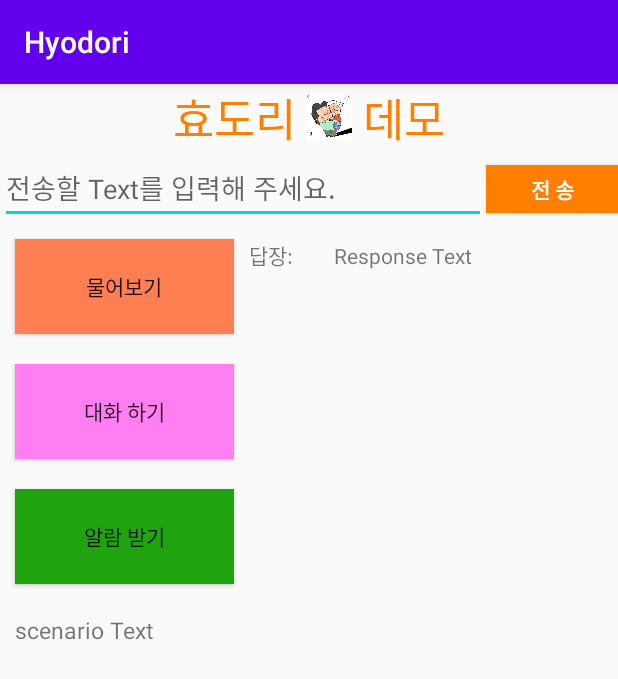
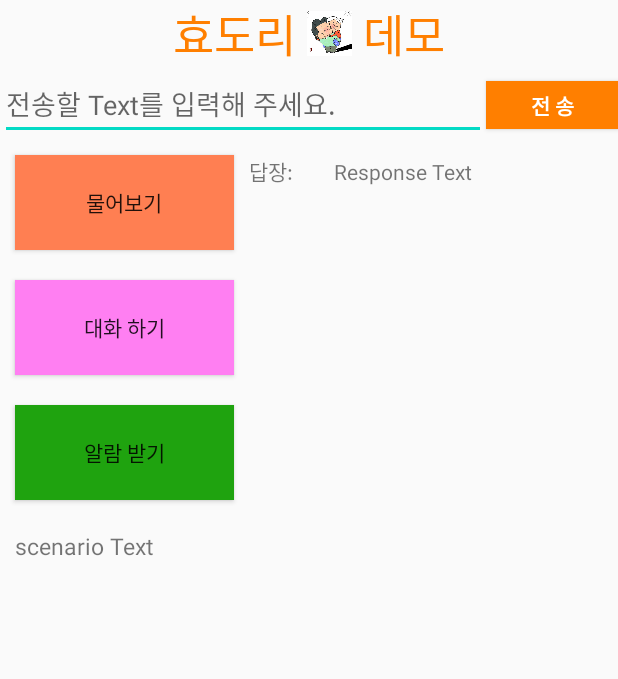
Before and after one commit to dia312/Dialogflow-Android-Project, an Android app: the screen it shows after launch (MainActivity), on a phone screen of 412 x 824 dp. Shown: the top 679 px of the screen. Run offline under Robolectric (Android 15) with nearby library versions, the phone set to English and light mode, and no system bars; libraries missing offline, so code that uses them is left out: com.google.api.gax, com.google.auth.oauth2, com.google.cloud.dialogflow; 6 statements that could not run were skipped.

Commit message:
titlebar Terminate

```diff
--- a/app/src/main/java/com/o2o/hyodori/MainActivity.java
+++ b/app/src/main/java/com/o2o/hyodori/MainActivity.java
@@ -28,9 +28,15 @@ import java.util.UUID;
 
 public class MainActivity extends AppCompatActivity implements DialogflowBotReply {
 
+    //ui component
+    private Button basicButton;
+    private Button followUpButton;
+    private Button alramButton;
+    private TextView scenarioTextView;
     private TextView textView;
     private EditText editText;
     private Button button;
+
 
     //dialogFlow
     private SessionsClient sessionsClient; // 세션 클라이언트
@@ -42,7 +48,11 @@ public class MainActivity extends AppCompatActivity implements DialogflowBotRepl
     protected void onCreate(Bundle savedInstanceState) {
         super.onCreate(savedInstanceState);
         setContentView(R.layout.activity_main);
-        textView=findViewById(R.id.text1);
+        basicButton = findViewById(R.id.basicButton);
+        followUpButton =findViewById(R.id.followUpButton);
+        alramButton =findViewById(R.id.alramButton);
+        scenarioTextView = findViewById(R.id.scenarioText);
+        textView=findViewById(R.id.responseText);
         editText=findViewById(R.id.editText1);
         button=findViewById(R.id.button1);
 
@@ -61,6 +71,25 @@ public class MainActivity extends AppCompatActivity implements DialogflowBotRepl
                 }
             }
         });
+        basicButton.setOnClickListener(new View.OnClickListener(){
+            @Override
+            public void onClick(View v) {
+
+            }
+        });
+        followUpButton.setOnClickListener(new View.OnClickListener(){
+            @Override
+            public void onClick(View v) {
+
+            }
+        });
+        alramButton.setOnClickListener(new View.OnClickListener(){
+            @Override
+            public void onClick(View v) {
+
+            }
+        });
+
         //dialogflowAgent key정보 Setup
         setUpBot();
     }
--- a/app/src/main/res/values/colors.xml
+++ b/app/src/main/res/values/colors.xml
@@ -1,6 +1,6 @@
 <?xml version="1.0" encoding="utf-8"?>
 <resources>
     <color name="colorPrimary">#6200EE</color>
-    <color name="colorPrimaryDark">#3700B3</color>
+    <color name="colorPrimaryDark">#FF7F52</color>
     <color name="colorAccent">#03DAC5</color>
 </resources>
--- a/app/src/main/res/values/styles.xml
+++ b/app/src/main/res/values/styles.xml
@@ -1,6 +1,7 @@
 <resources>
     <!-- Base application theme. -->
     <style name="AppTheme" parent="Theme.AppCompat.Light.DarkActionBar">
+        <item name="windowNoTitle">true</item>
         <!-- Customize your theme here. -->
         <item name="colorPrimary">@color/colorPrimary</item>
         <item name="colorPrimaryDark">@color/colorPrimaryDark</item>
```
